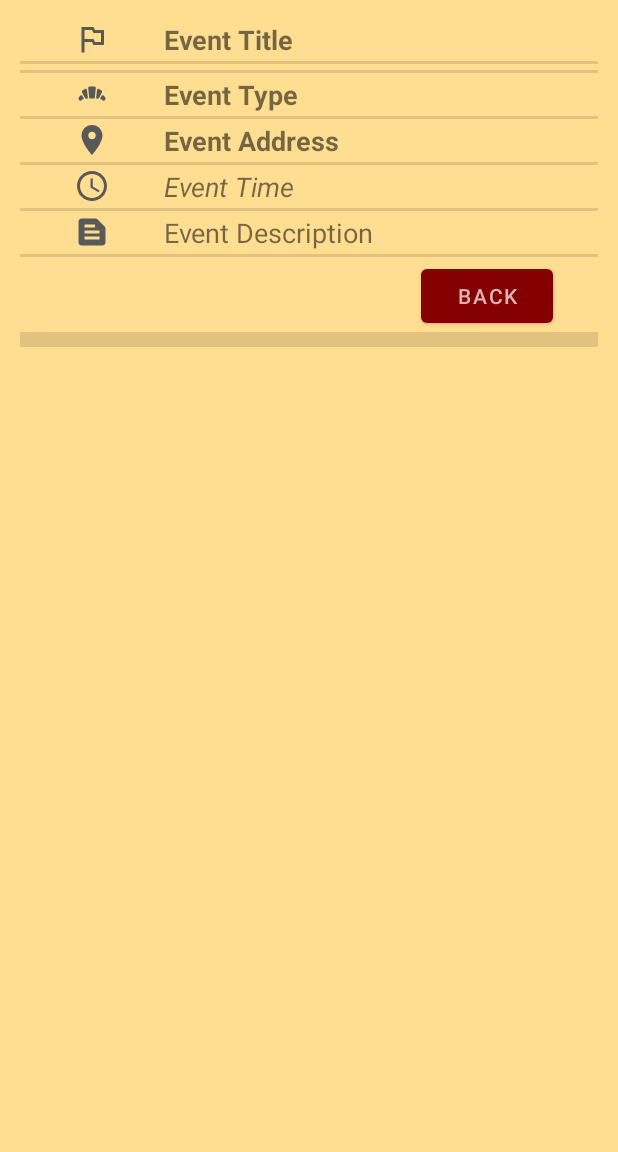
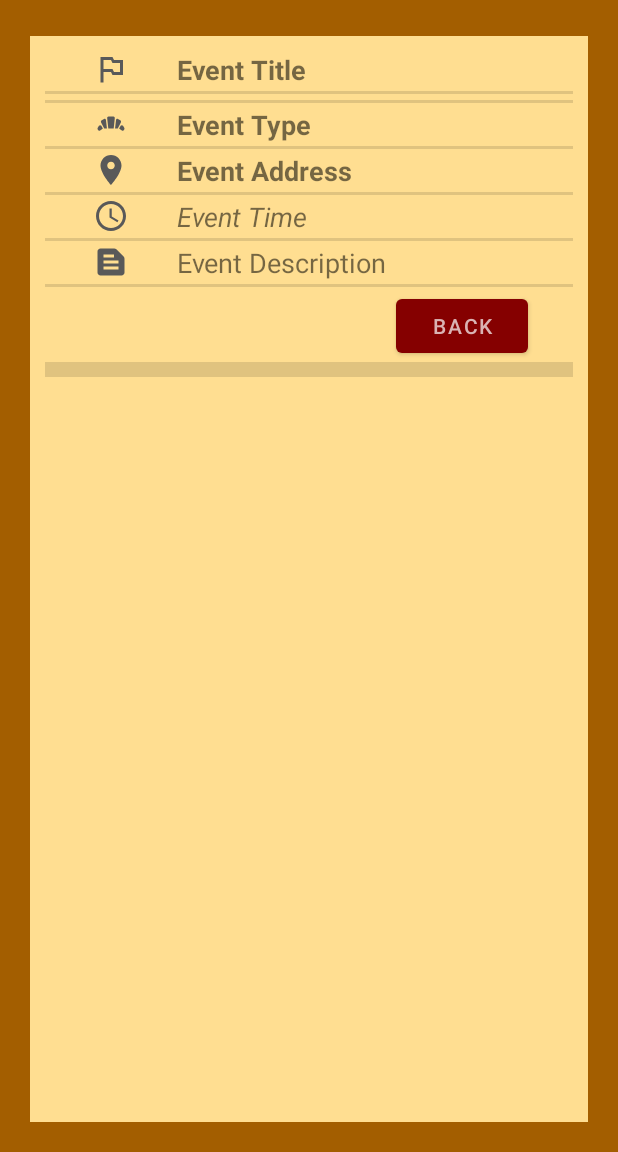
Before and after one commit to PPat93/secret-events, an Android app: the EventDetails screen opened directly, with no data from a screen before it, on a phone screen of 412 x 824 dp, the part 84-1236 px from its top. Run offline under Robolectric (Android 15) with nearby library versions, the phone set to English and light mode, and no system bars; Roboto replaces fonts that are not available here; 8 statements that could not run were skipped.

Commit message:
v0.01.05 - unify event details view with add passphrase view@

```diff
--- a/app/src/main/res/layout/activity_event_details.xml
+++ b/app/src/main/res/layout/activity_event_details.xml
@@ -4,7 +4,7 @@
     xmlns:tools="http://schemas.android.com/tools"
     android:layout_width="match_parent"
     android:layout_height="match_parent"
-    android:background="@color/background"
+    android:background="@color/color_secondary"
     tools:context=".EventDetails">
 
     <include
@@ -14,19 +14,32 @@
         app:layout_constraintStart_toStartOf="parent"
         app:layout_constraintTop_toTopOf="parent" />
 
+    <RelativeLayout
+        android:layout_width="match_parent"
+        android:layout_height="match_parent"
+        android:layout_marginStart="20dp"
+        android:layout_marginTop="80dp"
+        android:layout_marginEnd="20dp"
+        android:layout_marginBottom="20dp"
+        android:background="@color/background"
+        app:layout_constraintBottom_toBottomOf="parent"
+        app:layout_constraintEnd_toEndOf="parent"
+        app:layout_constraintHorizontal_bias="0.0"
+        app:layout_constraintStart_toStartOf="parent"
+        app:layout_constraintTop_toTopOf="parent"
+        app:layout_constraintVertical_bias="0.0">
+
         <ScrollView
             android:id="@+id/scrollView2"
             android:layout_width="match_parent"
-        android:layout_height="0dp"
-        android:layout_marginStart="3dp"
-        android:layout_marginTop="60dp"
-        android:layout_marginEnd="3dp"
-        android:layout_marginBottom="10dp"
-        app:layout_constraintBottom_toBottomOf="@+id/include"
-        app:layout_constraintEnd_toEndOf="parent"
-        app:layout_constraintHorizontal_bias="0.0"
-        app:layout_constraintStart_toStartOf="parent"
-        app:layout_constraintTop_toTopOf="@+id/include">
+            android:layout_height="match_parent"
+            android:layout_alignParentStart="true"
+            android:layout_alignParentTop="true"
+            android:layout_alignParentEnd="true"
+            android:layout_marginStart="0dp"
+            android:layout_marginTop="0dp"
+            android:layout_marginEnd="0dp"
+            android:layout_marginBottom="0dp">
 
             <LinearLayout
                 android:layout_width="match_parent"
@@ -253,5 +266,6 @@
 
             </LinearLayout>
         </ScrollView>
+    </RelativeLayout>
 
 </androidx.constraintlayout.widget.ConstraintLayout>
```
Lines whose indentation alone changed are shown as unchanged.
